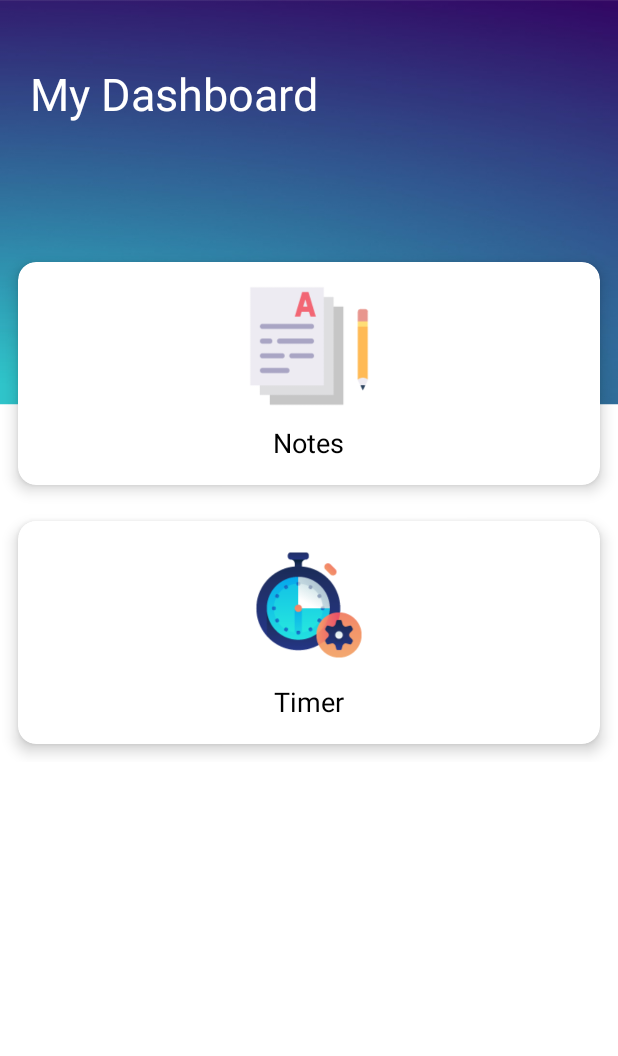
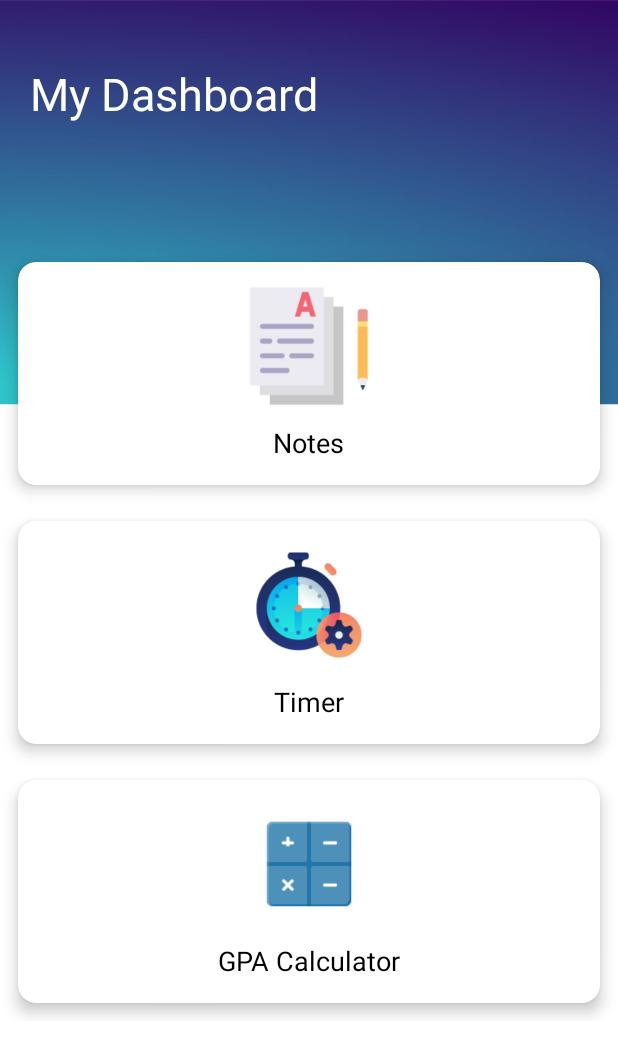
Before and after one commit to shucoll/student-utility--android-app, an Android app: the screen it shows after launch (MainActivity), on a phone screen of 412 x 824 dp. Shown: the top 1056 px of the screen. Run offline under Robolectric (Android 15) with nearby library versions, the phone set to English and light mode, and no system bars.

Commit message:
gpa calc added

```diff
--- a/app/src/main/java/com/example/studentutility/MainActivity.java
+++ b/app/src/main/java/com/example/studentutility/MainActivity.java
@@ -21,6 +21,12 @@ public class MainActivity extends AppCompatActivity {
         startActivity(intent);
     }
 
+    public void goToCgpa(View view) {
+        Intent intent = new Intent(getApplicationContext(),CGPAActivity.class);
+
+        startActivity(intent);
+    }
+
     @Override
     protected void onCreate(Bundle savedInstanceState) {
         super.onCreate(savedInstanceState);
--- a/app/src/main/res/layout/activity_main.xml
+++ b/app/src/main/res/layout/activity_main.xml
@@ -39,7 +39,7 @@
             android:alignmentMode="alignMargins"
             android:columnCount="1"
             android:columnOrderPreserved="false"
-            android:rowCount="2">
+            android:rowCount="3">
 
             <androidx.cardview.widget.CardView
                 android:layout_width="wrap_content"
@@ -117,6 +117,46 @@
 
             </androidx.cardview.widget.CardView>
 
+            <androidx.cardview.widget.CardView
+                android:layout_width="wrap_content"
+                android:layout_height="wrap_content"
+                android:layout_rowWeight="1"
+                android:layout_columnWeight="1"
+                android:layout_margin="12dp"
+                app:cardCornerRadius="12dp"
+                app:cardElevation="6dp">
+
+                <LinearLayout
+
+                    android:id="@+id/cv_cgpa"
+                    android:layout_width="match_parent"
+                    android:layout_height="match_parent"
+                    android:gravity="center"
+                    android:onClick="goToCgpa"
+                    android:orientation="vertical"
+                    android:padding="16dp">
+
+                    <ImageView
+                        android:layout_width="80dp"
+                        android:layout_height="80dp"
+                        android:src="@drawable/calc_icon" />
+
+                    <TextView
+                        android:layout_width="wrap_content"
+                        android:layout_height="wrap_content"
+                        android:layout_marginTop="12dp"
+                        android:text="GPA Calculator"
+                        android:textColor="#000"
+                        android:textSize="18sp">
+
+                    </TextView>
+
+                </LinearLayout>
+
+            </androidx.cardview.widget.CardView>
+
+
+
 
         </GridLayout>
     </LinearLayout>
```
Also changed, not shown: app/src/main/AndroidManifest.xml (+5 -4 lines), app/src/main/java/com/example/studentutility/CGPAActivity.java (added, +62 -0 lines), app/src/main/res/layout/activity_c_g_p_a.xml (added, +86 -0 lines), app/src/main/res/drawable/calc_icon.png (added). Lines whose indentation alone changed are shown as unchanged.
